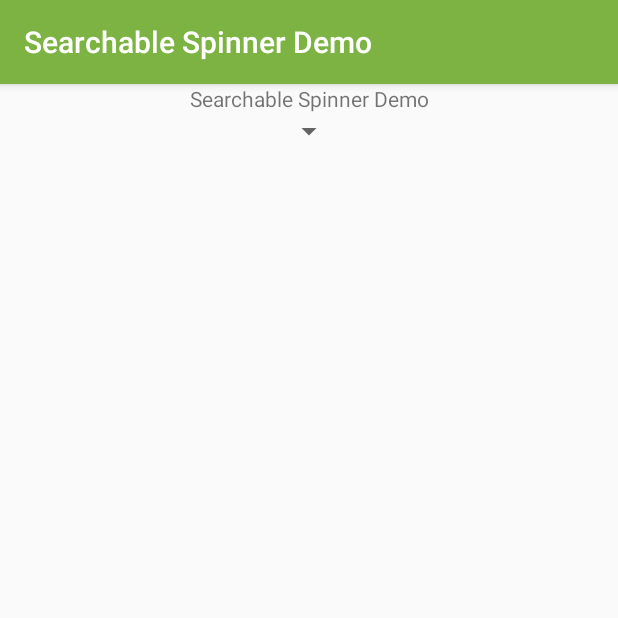
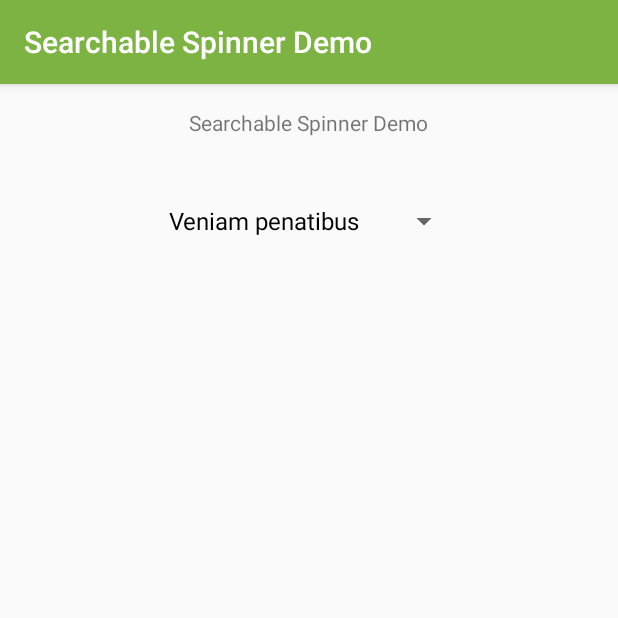
Before and after one commit to DonMat/SearchableSpinner, an Android app: the screen it shows after launch (MainActivity), on a phone screen of 412 x 824 dp, the top half of it. Run offline under Robolectric (Android 15) with nearby library versions, the phone set to English and light mode, and no system bars.

Commit message:
Improve demo app

```diff
--- a/app/src/main/java/pl/utkala/searchablespinnerdemo/MainActivity.kt
+++ b/app/src/main/java/pl/utkala/searchablespinnerdemo/MainActivity.kt
@@ -16,13 +16,18 @@
 
 package pl.utkala.searchablespinnerdemo
 
+import android.os.Bundle
 import android.support.v7.app.AppCompatActivity
-import android.os.Bundle
+import android.widget.ArrayAdapter
+import kotlinx.android.synthetic.main.activity_main.*
 
 class MainActivity : AppCompatActivity() {
 
     override fun onCreate(savedInstanceState: Bundle?) {
         super.onCreate(savedInstanceState)
         setContentView(R.layout.activity_main)
+
+        val users = listOf("Veniam penatibus", "reprehenderit", "fusce", "Ullamcorper lacinia", "Etiam dis")
+        searchableSpinner.adapter = ArrayAdapter<String>(this, android.R.layout.simple_spinner_dropdown_item, users)
     }
 }
--- a/app/src/main/res/layout/activity_main.xml
+++ b/app/src/main/res/layout/activity_main.xml
@@ -1,27 +1,28 @@
 <?xml version="1.0" encoding="utf-8"?>
-<android.support.constraint.ConstraintLayout xmlns:android="http://schemas.android.com/apk/res/android"
+<LinearLayout xmlns:android="http://schemas.android.com/apk/res/android"
     xmlns:app="http://schemas.android.com/apk/res-auto"
     xmlns:tools="http://schemas.android.com/tools"
     android:layout_width="match_parent"
     android:layout_height="match_parent"
+    android:orientation="vertical"
     tools:context=".MainActivity">
 
     <TextView
         android:id="@+id/textView"
         android:layout_width="wrap_content"
         android:layout_height="wrap_content"
-        android:text="@string/app_name"
-        app:layout_constraintLeft_toLeftOf="parent"
-        app:layout_constraintRight_toRightOf="parent"
-        app:layout_constraintTop_toTopOf="parent" />
+        android:layout_margin="16dp"
+        android:layout_gravity="center_horizontal"
+        android:text="@string/app_name" />
 
     <pl.utkala.searchablespinner.SearchableSpinner
+        android:id="@+id/searchableSpinner"
         android:layout_width="wrap_content"
         android:layout_height="wrap_content"
-        android:layout_marginEnd="36dp"
-        android:layout_marginStart="36dp"
-        app:layout_constraintEnd_toEndOf="parent"
-        app:layout_constraintStart_toStartOf="parent"
-        app:layout_constraintTop_toBottomOf="@+id/textView" />
+        android:layout_margin="16dp"
+        android:layout_gravity="center_horizontal"
 
-</android.support.constraint.ConstraintLayout>
+        app:closeText="@string/search_dialog_close"
+        app:dialogTitle="@string/search_dialog_title" />
+
+</LinearLayout>
--- a/app/src/main/res/values/strings.xml
+++ b/app/src/main/res/values/strings.xml
@@ -1,4 +1,6 @@
 <resources>
-    <string name="app_name">Searchable Spinner Demo</string>
+    <string name="app_name" translatable="false">Searchable Spinner Demo</string>
+    <string name="search_dialog_close">Close</string>
+    <string name="search_dialog_title">Select item…</string>
 
 </resources>
```
